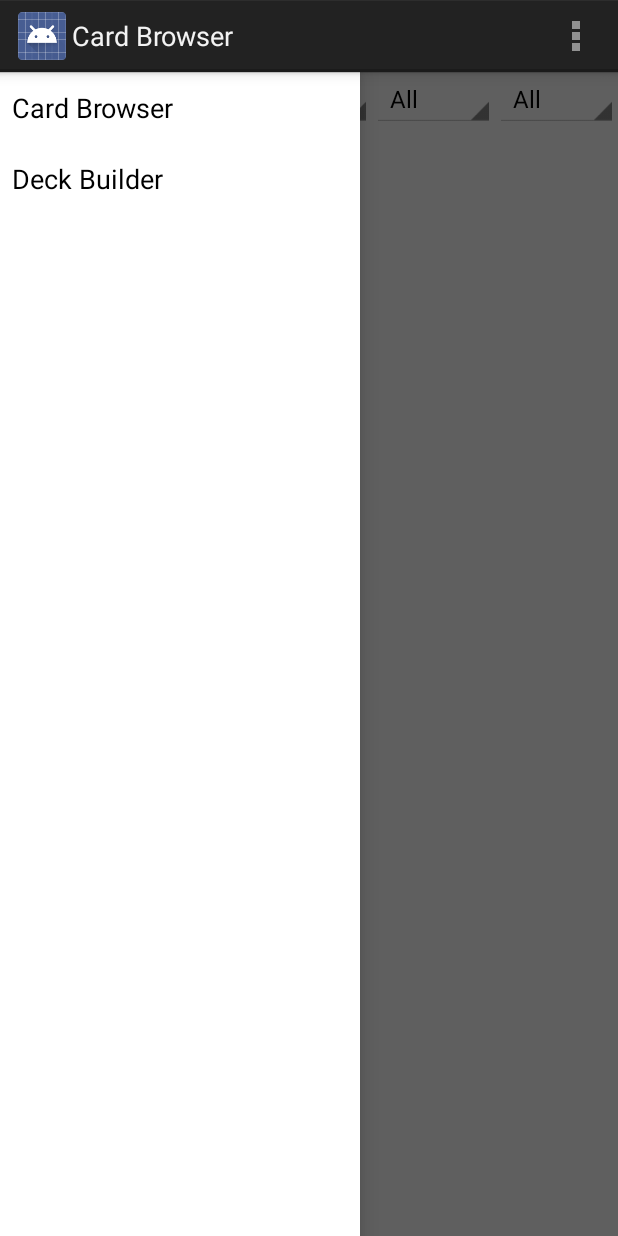
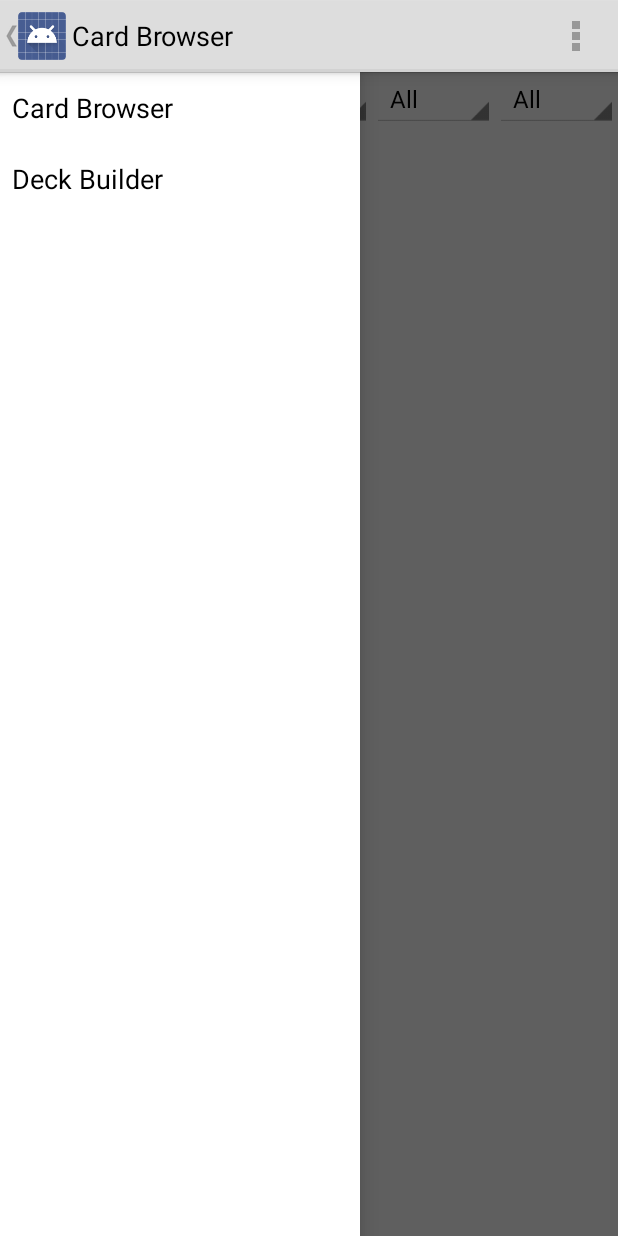
Before and after one commit to charlee/HearthMaster, an Android app: the screen it shows after launch (MainActivity), with the side drawer open, on a phone screen of 412 x 824 dp. Run offline under Robolectric (Android 15) with nearby library versions, the light colour scheme and no system bars; libraries missing offline, so code that uses them is left out: com.j256.ormlite; 8 statements that could not run were skipped.

Commit message:
added drawer ui elements

```diff
--- a/app/src/main/AndroidManifest.xml
+++ b/app/src/main/AndroidManifest.xml
@@ -18,6 +18,8 @@
             </intent-filter>
         </activity>
 
+        <activity android:name=".ui.AboutActivity" android:label="@string/action_about" />
+
     </application>
 
 </manifest>
--- a/app/src/main/java/com/idv2/HearthMaster/ui/MainActivity.java
+++ b/app/src/main/java/com/idv2/HearthMaster/ui/MainActivity.java
@@ -3,7 +3,11 @@ package com.idv2.HearthMaster.ui;
 import android.app.Activity;
 import android.app.Fragment;
 import android.app.FragmentManager;
+import android.content.Intent;
+import android.content.res.Configuration;
 import android.os.Bundle;
+import android.support.v4.app.ActionBarDrawerToggle;
+import android.support.v4.view.GravityCompat;
 import android.support.v4.widget.DrawerLayout;
 import android.view.Menu;
 import android.view.MenuItem;
@@ -21,8 +25,11 @@ public class MainActivity extends Activity {
     private String[] mDrawerTitles;
     private DrawerLayout mDrawerLayout;
     private ListView mDrawerList;
+    private ActionBarDrawerToggle mDrawerToggle;
 
     private long lastBackPressed = 0;
+
+    private int currentDrawerPosition = 0;
 
     private final static int BACK_QUIT_THRESHOLD = 3000;            // in ms, time between two back press to quit app
 
@@ -33,6 +40,29 @@ public class MainActivity extends Activity {
 
         mDrawerTitles = getResources().getStringArray(R.array.drawer_titles);
         mDrawerLayout = (DrawerLayout) findViewById(R.id.drawer_layout);
+
+
+        mDrawerToggle = new ActionBarDrawerToggle(this, mDrawerLayout, R.drawable.ic_drawer, R.string.drawer_open, R.string.drawer_close) {
+            @Override
+            public void onDrawerClosed(View drawerView) {
+                super.onDrawerClosed(drawerView);
+                getActionBar().setTitle(mDrawerTitles[currentDrawerPosition]);
+                invalidateOptionsMenu();
+            }
+
+            @Override
+            public void onDrawerOpened(View drawerView) {
+                super.onDrawerOpened(drawerView);
+                getActionBar().setTitle(R.string.app_name);
+            }
+        };
+
+        mDrawerLayout.setDrawerListener(mDrawerToggle);
+        mDrawerLayout.setDrawerShadow(R.drawable.drawer_shadow, GravityCompat.START);
+
+        getActionBar().setDisplayHomeAsUpEnabled(true);
+        getActionBar().setHomeButtonEnabled(true);
+
         mDrawerList = (ListView) findViewById(R.id.left_drawer);
 
         mDrawerList.setAdapter(new ArrayAdapter<String>(this, android.R.layout.simple_list_item_1, mDrawerTitles));
@@ -54,6 +84,8 @@ public class MainActivity extends Activity {
                         break;
                 }
 
+                currentDrawerPosition = position;
+
                 FragmentManager fragmentManager = getFragmentManager();
                 fragmentManager.beginTransaction()
                         .replace(R.id.content_frame, fragment)
@@ -71,6 +103,18 @@ public class MainActivity extends Activity {
 
 
     @Override
+    public void onConfigurationChanged(Configuration newConfig) {
+        super.onConfigurationChanged(newConfig);
+        mDrawerToggle.onConfigurationChanged(newConfig);
+    }
+
+    @Override
+    protected void onPostCreate(Bundle savedInstanceState) {
+        super.onPostCreate(savedInstanceState);
+        mDrawerToggle.syncState();
+    }
+
+    @Override
     public boolean onCreateOptionsMenu(Menu menu) {
 
         // Inflate the menu; this adds items to the action bar if it is present.
@@ -84,8 +128,16 @@ public class MainActivity extends Activity {
         // Handle action bar item clicks here. The action bar will
         // automatically handle clicks on the Home/Up button, so long
         // as you specify a parent activity in AndroidManifest.xml.
+        if (mDrawerToggle.onOptionsItemSelected(item)) {
+            return true;
+        }
+
         int id = item.getItemId();
-        if (id == R.id.action_settings) {
+        if (id == R.id.action_about) {
+
+            Intent intent = new Intent(this, AboutActivity.class);
+            startActivity(intent);
+
             return true;
         }
         return super.onOptionsItemSelected(item);
--- a/app/src/main/res/menu/main.xml
+++ b/app/src/main/res/menu/main.xml
@@ -2,8 +2,8 @@
     xmlns:tools="http://schemas.android.com/tools"
     tools:context="com.idv2.HearthMaster.ui.MainActivity" >
 
-    <item android:id="@+id/action_settings"
-        android:title="@string/action_settings"
+    <item android:id="@+id/action_about"
+        android:title="@string/action_about"
         android:orderInCategory="100"
         android:showAsAction="never" />
 </menu>
--- a/app/src/main/res/values/strings.xml
+++ b/app/src/main/res/values/strings.xml
@@ -47,5 +47,8 @@
     <string name="dialog_enter_deck_name">Enter deck name</string>
     <string name="dialog_edit_deck_name">Edit deck name</string>
     <string name="press_again_to_quit">Press again to quit</string>
+    <string name="action_about">About</string>
+    <string name="drawer_close">close drawer</string>
+    <string name="drawer_open">open drawer</string>
 
 </resources>
--- a/app/src/main/res/values/styles.xml
+++ b/app/src/main/res/values/styles.xml
@@ -1,7 +1,7 @@
 <resources>
 
     <!-- Base application theme. -->
-    <style name="AppTheme" parent="android:Theme.Holo.Light.DarkActionBar">
+    <style name="AppTheme" parent="android:Theme.Holo.Light">
         <!-- Customize your theme here. -->
     </style>
 
```
Also changed, not shown: app/src/main/java/com/idv2/HearthMaster/ui/AboutActivity.java (added, +20 -0 lines), app/src/main/res/layout/activity_about.xml (added, +7 -0 lines), app/src/main/res/drawable-hdpi/drawer_shadow.9.png (added), app/src/main/res/drawable-hdpi/ic_drawer.png (added), app/src/main/res/drawable-mdpi/drawer_shadow.9.png (added), app/src/main/res/drawable-mdpi/ic_drawer.png (added), app/src/main/res/drawable-xhdpi/drawer_shadow.9.png (added), app/src/main/res/drawable-xhdpi/ic_drawer.png (added), app/src/main/res/drawable-xxhdpi/drawer_shadow.9.png (added), app/src/main/res/drawable-xxhdpi/ic_drawer.png (added).
